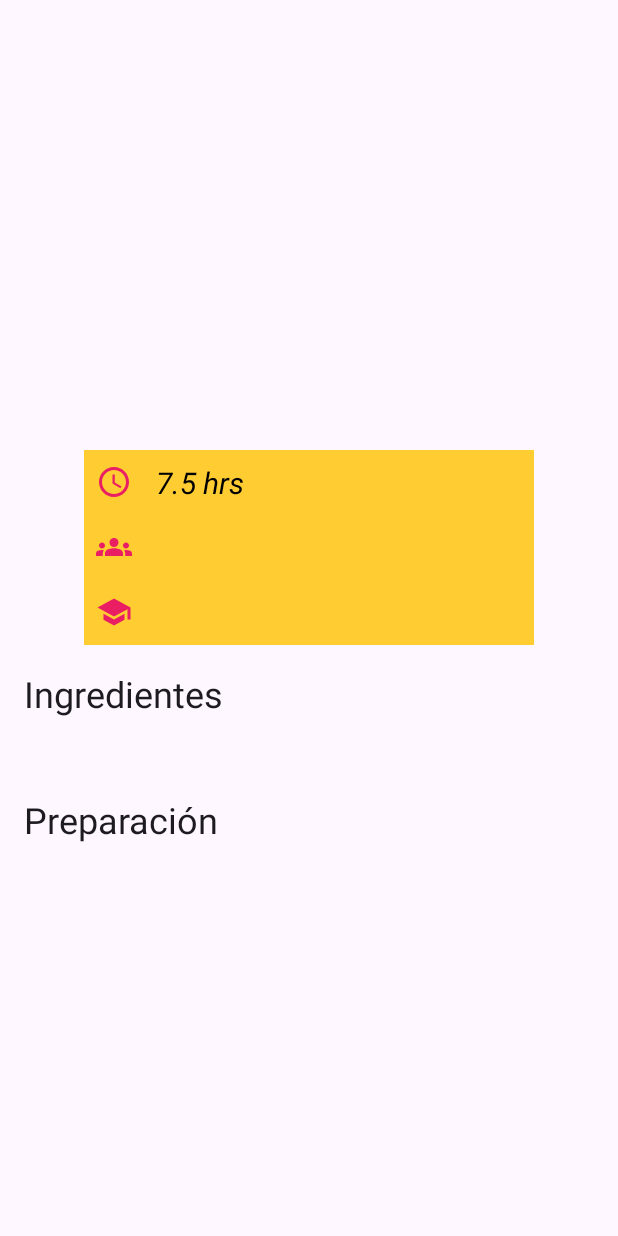
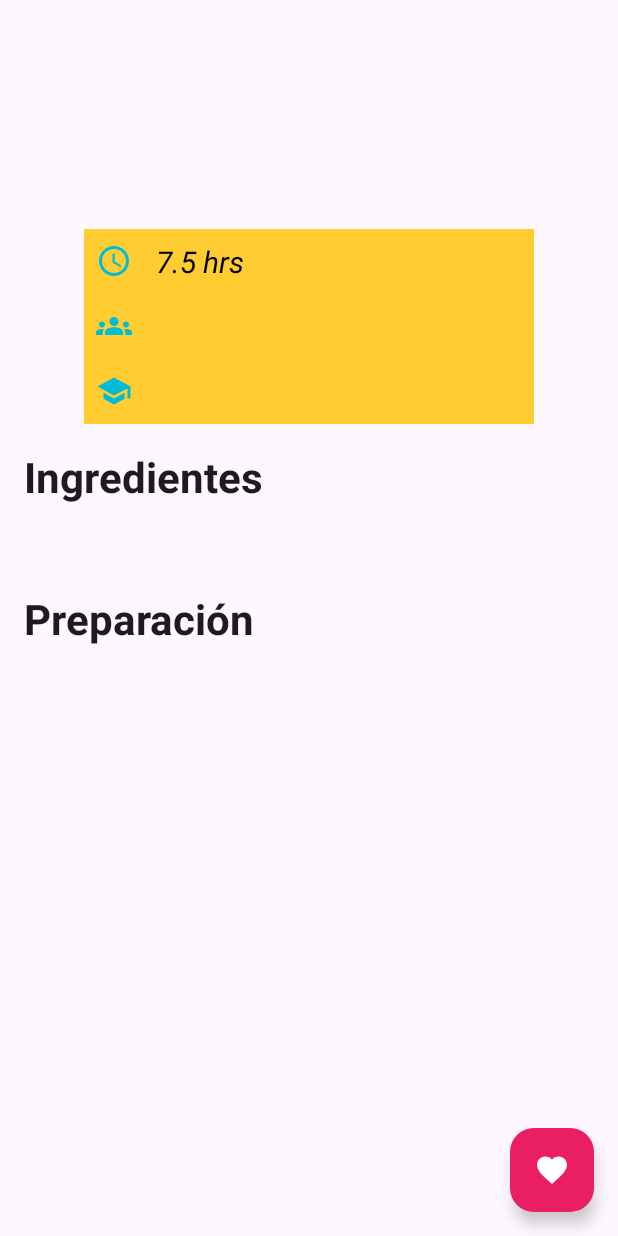
Before and after one commit to JMQuinones/recipe-app, an Android app: the RecipeDetailActivity screen opened directly, with no data from a screen before it, on a phone screen of 412 x 824 dp. Run offline under Robolectric (Android 15) with nearby library versions, the phone set to English and light mode, and no system bars; network calls fail; pictures from the network do not load; 11 statements that could not run were skipped.

```diff
--- a/app/src/main/java/com/jmquinones/recipesapp/ui/fragments/recipes/RecipesFragment.kt
+++ b/app/src/main/java/com/jmquinones/recipesapp/ui/fragments/recipes/RecipesFragment.kt
@@ -57,7 +57,6 @@ class RecipesFragment : Fragment() {
 
     private fun setupRecyclerview() {
         recipesAdapter = RecipesAdapter(onItemSelected = { recipe ->
-            Toast.makeText(context, recipe.title, Toast.LENGTH_LONG).show()
             findNavController().navigate(
                 RecipesFragmentDirections.actionRecipesFragmentToRecipeDetailActivity(recipe)
             )
--- a/app/src/main/res/layout/activity_recipe_detail.xml
+++ b/app/src/main/res/layout/activity_recipe_detail.xml
@@ -1,20 +1,43 @@
 <?xml version="1.0" encoding="utf-8"?>
-<ScrollView xmlns:android="http://schemas.android.com/apk/res/android"
+<androidx.constraintlayout.widget.ConstraintLayout xmlns:android="http://schemas.android.com/apk/res/android"
     xmlns:app="http://schemas.android.com/apk/res-auto"
     xmlns:tools="http://schemas.android.com/tools"
     android:id="@+id/main"
     android:layout_width="match_parent"
     android:layout_height="match_parent"
     tools:context=".ui.RecipeDetailActivity">
+    <com.google.android.material.floatingactionbutton.FloatingActionButton
+        android:id="@+id/fabSaveRecipe"
+        android:layout_width="wrap_content"
+        android:layout_height="wrap_content"
+        android:layout_alignParentEnd="true"
+        android:layout_alignParentBottom="true"
+        android:layout_gravity="end|bottom"
+        android:src="@drawable/ic_favorite"
+        android:backgroundTint="@color/magenta"
+        app:tint="@color/white"
+        android:contentDescription="@string/save_recipe"
+        app:layout_constraintBottom_toBottomOf="parent"
+        app:layout_constraintEnd_toEndOf="parent"
+        android:layout_margin="16dp"/>
+    <ScrollView
+        android:layout_width="match_parent"
+        android:layout_height="wrap_content"
+        app:layout_constraintStart_toStartOf="parent"
+        app:layout_constraintEnd_toEndOf="parent"
+        app:layout_constraintTop_toTopOf="parent">
+
         <androidx.constraintlayout.widget.ConstraintLayout
             android:layout_width="match_parent"
             android:layout_height="wrap_content">
+
             <ImageView
                 android:id="@+id/ivFood"
                 android:layout_width="match_parent"
-            android:layout_height="150dp"
+                android:layout_height="wrap_content"
                 android:layout_marginBottom="16dp"
-            android:scaleType="centerCrop"
+                android:contentDescription="@string/details_img_description"
+                android:scaleType="fitCenter"
                 app:layout_constraintEnd_toEndOf="parent"
                 app:layout_constraintStart_toStartOf="parent"
                 app:layout_constraintTop_toTopOf="parent"
@@ -25,8 +48,8 @@
                 style="@style/TextAppearance.Material3.HeadlineLarge"
                 android:layout_width="0dp"
                 android:layout_height="wrap_content"
+                android:layout_marginVertical="12dp"
                 android:textAlignment="center"
-            android:layout_marginVertical="12dp"
                 android:textStyle="bold"
                 app:layout_constraintEnd_toEndOf="parent"
                 app:layout_constraintStart_toStartOf="parent"
@@ -35,73 +58,76 @@
 
             <TextView
                 android:id="@+id/tvAuthor"
-            style="@style/TextAppearance.MaterialComponents.Body2"
+                style="@style/Author"
                 android:layout_width="0dp"
                 android:layout_height="wrap_content"
-            android:layout_margin="16dp"
-            android:textColor="@color/magenta"
-            android:textSize="18sp"
                 app:layout_constraintEnd_toEndOf="parent"
                 app:layout_constraintStart_toStartOf="parent"
                 app:layout_constraintTop_toBottomOf="@id/tvTitle"
                 tools:text="Author Author" />
+
             <TextView
                 android:id="@+id/tvDescription"
+                style="@style/NormalText"
                 android:layout_width="0dp"
                 android:layout_height="wrap_content"
+                app:layout_constraintEnd_toEndOf="parent"
                 app:layout_constraintStart_toStartOf="parent"
-            app:layout_constraintEnd_toEndOf="parent"
                 app:layout_constraintTop_toBottomOf="@id/tvAuthor"
-            android:layout_margin="16dp"
-            android:textSize="16sp"
-            tools:text="Lorem ipsum dolor sit amet, consectetur adipiscing elit. Praesent a ipsum lacinia, bibendum tortor eu, vehicula erat. Aliquam elementum lacus rhoncus elit cursus porta et eget magna."/>
+                tools:text="Lorem ipsum dolor sit amet, consectetur adipiscing elit. Praesent a ipsum lacinia, bibendum tortor eu, vehicula erat. Aliquam elementum lacus rhoncus elit cursus porta et eget magna." />
+
             <LinearLayout
                 android:id="@+id/linearLayoutDetails"
                 android:layout_width="300dp"
                 android:layout_height="wrap_content"
                 android:layout_margin="16dp"
+                android:background="@color/details_bg"
+                android:gravity="center_vertical"
+                android:orientation="vertical"
+                app:layout_constraintEnd_toEndOf="parent"
                 app:layout_constraintStart_toStartOf="parent"
-            app:layout_constraintTop_toBottomOf="@id/tvDescription"
-            app:layout_constraintEnd_toEndOf="parent"
-            android:background="@color/details_bg"
-            android:orientation="vertical"
-            android:gravity="center_vertical">
+                app:layout_constraintTop_toBottomOf="@id/tvDescription">
+
                 <TextView
                     android:id="@+id/tvTime"
+                    style="@style/Details"
                     android:layout_width="wrap_content"
                     android:layout_height="wrap_content"
-                tools:text="60min"
-                style="@style/Details"
-                app:drawableTint="@color/magenta"
-                app:drawableStartCompat="@drawable/ic_time" />
+                    app:drawableStartCompat="@drawable/ic_time"
+                    app:drawableTint="@color/details_icon"
+                    tools:text="60 min" />
+
                 <TextView
                     android:id="@+id/tvServings"
+                    style="@style/Details"
                     android:layout_width="wrap_content"
                     android:layout_height="wrap_content"
-                style="@style/Details"
-                app:drawableTint="@color/magenta"
-                tools:text="8 servings"
-                app:drawableStartCompat="@drawable/ic_servings" />
+                    app:drawableStartCompat="@drawable/ic_servings"
+                    app:drawableTint="@color/details_icon"
+                    tools:text="8 servings" />
+
                 <TextView
                     android:id="@+id/tvSkill"
+                    style="@style/Details"
                     android:layout_width="wrap_content"
                     android:layout_height="wrap_content"
-                style="@style/Details"
-                app:drawableTint="@color/magenta"
-                tools:text="Hard"
-                app:drawableStartCompat="@drawable/ic_skill_level" />
+                    app:drawableStartCompat="@drawable/ic_skill_level"
+                    app:drawableTint="@color/details_icon"
+                    tools:text="Hard" />
             </LinearLayout>
+
             <TextView
                 android:id="@+id/tvIngredients"
+                style="@style/TextAppearance.Material3.HeadlineMedium"
                 android:layout_width="0dp"
                 android:layout_height="wrap_content"
+                android:layout_margin="16dp"
+                android:text="@string/ingredients"
+                android:textAlignment="textStart"
+                android:textStyle="bold"
+                app:layout_constraintEnd_toEndOf="parent"
                 app:layout_constraintStart_toStartOf="parent"
-            app:layout_constraintEnd_toEndOf="parent"
-            app:layout_constraintTop_toBottomOf="@id/linearLayoutDetails"
-            style="@style/TextAppearance.Material3.HeadlineSmall"
-            android:layout_margin="16dp"
-            android:textAlignment="textStart"
-            android:text="@string/ingredients"/>
+                app:layout_constraintTop_toBottomOf="@id/linearLayoutDetails" />
             <!--<ListView
                 android:id="@+id/lvIngredients"
                 android:layout_width="match_parent"
@@ -111,34 +137,40 @@
                 app:layout_constraintTop_toBottomOf="@id/tvIngredients"/>-->
             <TextView
                 android:id="@+id/tvIngredientsList"
+                style="@style/NormalText"
                 android:layout_width="match_parent"
                 android:layout_height="wrap_content"
+                app:layout_constraintEnd_toEndOf="parent"
                 app:layout_constraintStart_toStartOf="parent"
-            app:layout_constraintEnd_toEndOf="parent"
-            android:layout_margin="16dp"
-            app:layout_constraintTop_toBottomOf="@id/tvIngredients"/>
+                app:layout_constraintTop_toBottomOf="@id/tvIngredients"
+                tools:text="\u2022 Ingredient 1 \n\u2022 Ingredient 2" />
+
             <TextView
                 android:id="@+id/tvInstructions"
-            android:layout_width="0dp"
-            android:layout_height="wrap_content"
-            app:layout_constraintStart_toStartOf="parent"
-            app:layout_constraintEnd_toEndOf="parent"
-            app:layout_constraintTop_toBottomOf="@id/tvIngredientsList"
-            style="@style/TextAppearance.Material3.HeadlineSmall"
-            android:layout_margin="16dp"
-            android:textAlignment="textStart"
-            android:text="@string/instructions"/>
-        <TextView
-            android:id="@+id/tvRecipeSteps"
+                style="@style/TextAppearance.Material3.HeadlineMedium"
                 android:layout_width="0dp"
                 android:layout_height="wrap_content"
                 android:layout_margin="16dp"
+                android:text="@string/instructions"
+                android:textAlignment="textStart"
+                android:textStyle="bold"
+                app:layout_constraintEnd_toEndOf="parent"
                 app:layout_constraintStart_toStartOf="parent"
+                app:layout_constraintTop_toBottomOf="@id/tvIngredientsList" />
+
+            <TextView
+                android:id="@+id/tvRecipeSteps"
+                style="@style/NormalText"
+                android:layout_width="0dp"
+                android:layout_height="wrap_content"
                 app:layout_constraintEnd_toEndOf="parent"
-            app:layout_constraintTop_toBottomOf="@id/tvInstructions"/>
+                app:layout_constraintStart_toStartOf="parent"
+                app:layout_constraintTop_toBottomOf="@id/tvInstructions"
+                tools:text="Lorem ipsum dolor sit amet, consectetur adipiscing elit. Aliquam a sodales nibh. Aliquam sit amet nibh lectus. Pellentesque augue velit, fermentum nec lorem quis, viverra posuere nulla. Phasellus ullamcorper turpis sed nisi blandit dignissim. Integer arcu neque, eleifend eget feugiat sit amet, commodo eget erat. Curabitur tempor rutrum tellus eu aliquam. Sed mi est, mattis at nibh vel, semper dapibus sem. Curabitur efficitur nisl vitae neque pretium, vitae iaculis lacus pharetra. Nullam a vulputate sapien. Vestibulum ante ipsum primis in faucibus orci luctus et ultrices posuere cubilia curae; Vestibulum ex velit, vulputate ac eleifend iaculis, ultrices et orci. Phasellus ut libero diam. Etiam justo eros, placerat imperdiet dui eget, hendrerit tristique orci. Quisque pretium a eros non egestas. Proin vitae commodo enim. Nam mauris tellus, porta ac mi in, varius efficitur eros. " />
 
 
         </androidx.constraintlayout.widget.ConstraintLayout>
 
 
     </ScrollView>
+</androidx.constraintlayout.widget.ConstraintLayout>
--- /dev/null
+++ b/app/src/main/res/values-night/colors.xml
@@ -0,0 +1,5 @@
+<?xml version="1.0" encoding="utf-8"?>
+<resources>
+    <color name="details_bg">#E91E63</color>
+    <color name="details_icon">#FFFFFF</color>
+</resources>
--- a/app/src/main/res/values-night/themes.xml
+++ b/app/src/main/res/values-night/themes.xml
@@ -4,4 +4,25 @@
         <!-- Customize your dark theme here. -->
         <!-- <item name="colorPrimary">@color/my_dark_primary</item> -->
     </style>
+    <!--DETAILS-->
+    <style name="Details" parent="Base.Theme.RecipesApp">
+        <item name="android:layout_margin">8dp</item>
+        <item name="android:textSize">20sp</item>
+        <item name="android:textColor">@color/white</item>
+        <item name="android:drawablePadding">16dp</item>
+        <item name="android:textStyle">italic</item>
+    </style>
+    <style name="DetailsBox" parent="Base.Theme.RecipesApp">
+        <item name="background">@color/details_bg</item>
+    </style>
+    <!--TEXT-->
+    <style name="NormalText" parent="Base.Theme.RecipesApp">
+        <item name="android:layout_margin">16dp</item>
+        <item name="android:textSize">18sp</item>
+        <item name="android:textColor">@color/white</item>
+    </style>
+    <style name="Author" parent="NormalText">
+        <item name="android:textColor">@color/magenta</item>
+        <item name="android:textStyle">bold</item>
+    </style>
 </resources>
--- a/app/src/main/res/values/colors.xml
+++ b/app/src/main/res/values/colors.xml
@@ -5,7 +5,7 @@
     <color name="red">#FF0000</color>
     <color name="yellow">#FFC107</color>
     <color name="green">#4CAF50</color>
-    <color name="cyan">#00BCD4</color>
+    <color name="details_icon">#00BCD4</color>
     <color name="magenta">#E91E63</color>
     <color name="details_bg">#FFCC32</color>
 </resources>
--- a/app/src/main/res/values/strings.xml
+++ b/app/src/main/res/values/strings.xml
@@ -8,4 +8,6 @@
     <string name="recipe_img_description">Imagen de un alimento</string>
     <string name="ingredients">Ingredientes</string>
     <string name="instructions">Preparación</string>
+    <string name="details_img_description">Image de la receta</string>
+    <string name="save_recipe">Guardar</string>
 </resources>
--- a/app/src/main/res/values/themes.xml
+++ b/app/src/main/res/values/themes.xml
@@ -6,6 +6,7 @@
     </style>
 
     <style name="Theme.RecipesApp" parent="Base.Theme.RecipesApp" />
+    <!--DETAILS-->
     <style name="Details" parent="Base.Theme.RecipesApp">
         <item name="android:layout_margin">8dp</item>
         <item name="android:textSize">20sp</item>
@@ -13,4 +14,18 @@
         <item name="android:drawablePadding">16dp</item>
         <item name="android:textStyle">italic</item>
     </style>
+    <style name="DetailsBox" parent="Base.Theme.RecipesApp">
+        <item name="background">@color/details_bg</item>
+    </style>
+    <!--TEXT-->
+    <style name="NormalText" parent="Base.Theme.RecipesApp">
+        <item name="android:layout_margin">16dp</item>
+        <item name="android:textSize">18sp</item>
+        <item name="android:textColor">@color/black</item>
+    </style>
+    <style name="Author" parent="NormalText">
+        <item name="android:textColor">@color/magenta</item>
+        <item name="android:textStyle">bold</item>
+    </style>
+
 </resources>
```
Lines whose indentation alone changed are shown as unchanged.
